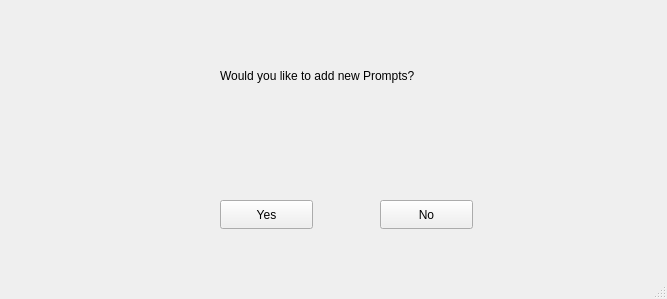
simonisfiction/occ-hacks, file key-shortcut/mainwindow.ui: the form before one commit.
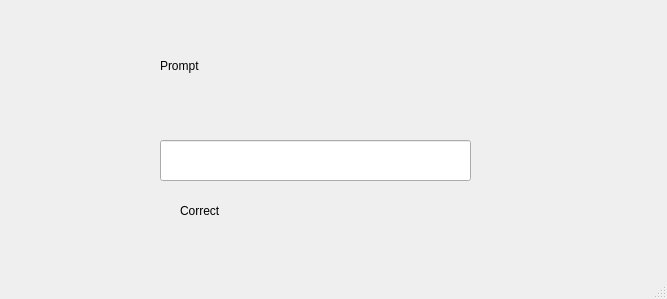
The form after the commit.

```diff
--- a/key-shortcut/mainwindow.ui
+++ b/key-shortcut/mainwindow.ui
@@ -17,40 +17,37 @@
    <widget class="QLabel" name="newpromptLabel">
     <property name="geometry">
      <rect>
-      <x>220</x>
-      <y>30</y>
+      <x>160</x>
+      <y>20</y>
       <width>321</width>
       <height>91</height>
      </rect>
     </property>
     <property name="text">
-     <string>Would you like to add new Prompts?</string>
+     <string>Prompt</string>
     </property>
    </widget>
-   <widget class="QPushButton" name="yesButton">
+   <widget class="QLineEdit" name="answerLineEdit">
     <property name="geometry">
      <rect>
-      <x>220</x>
-      <y>200</y>
-      <width>93</width>
-      <height>29</height>
+      <x>160</x>
+      <y>140</y>
+      <width>311</width>
+      <height>41</height>
      </rect>
     </property>
-    <property name="text">
-     <string>Yes</string>
-    </property>
    </widget>
-   <widget class="QPushButton" name="noButton">
+   <widget class="QLabel" name="feedbackLabel">
     <property name="geometry">
      <rect>
-      <x>380</x>
-      <y>200</y>
-      <width>93</width>
-      <height>29</height>
+      <x>180</x>
+      <y>190</y>
+      <width>271</width>
+      <height>41</height>
      </rect>
     </property>
     <property name="text">
-     <string>No</string>
+     <string>Correct</string>
     </property>
    </widget>
   </widget>
```
Left out of the diff: 2 changed lines with no effect on the pictures.
